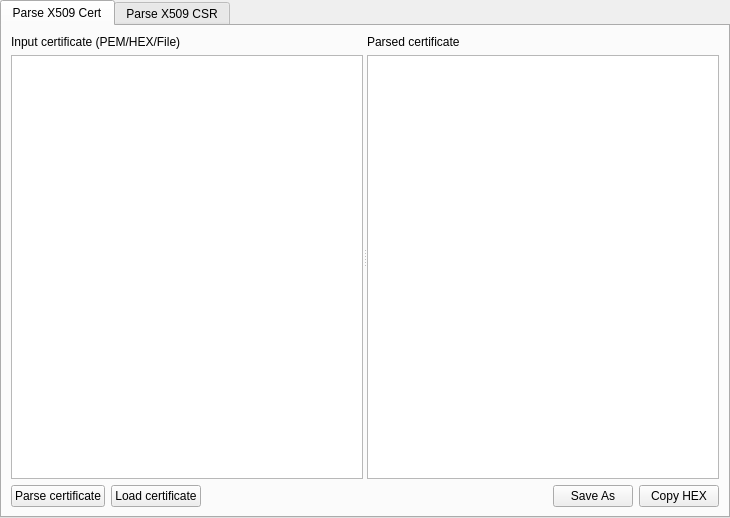
This is ui/Certificates/UiCertificates.ui in caffedrine/CryptoPocketKnife as Qt 5 draws it before an edit. The edited form follows.
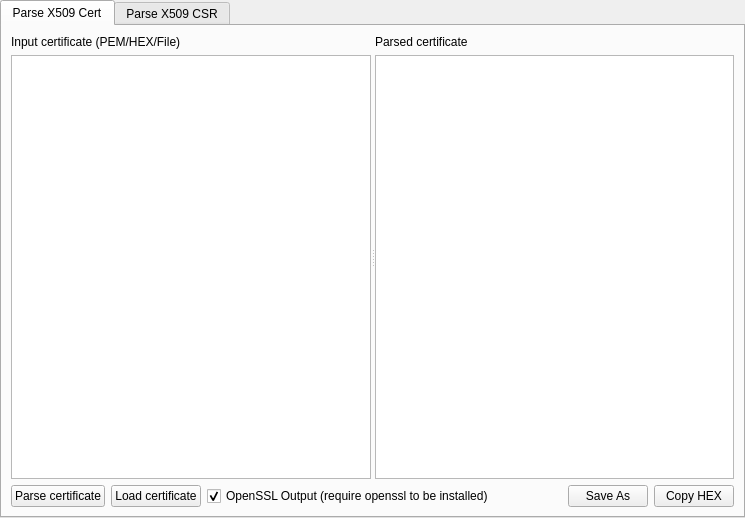
This is the edited form. Custom widgets are drawn as their Qt base class.

Commit message: Update certificates parsers

```diff
--- a/ui/Certificates/UiCertificates.ui
+++ b/ui/Certificates/UiCertificates.ui
@@ -6,7 +6,7 @@
    <rect>
     <x>0</x>
     <y>0</y>
-    <width>730</width>
+    <width>745</width>
     <height>518</height>
    </rect>
   </property>
@@ -36,7 +36,27 @@
        <string>Parse X509 Cert</string>
       </attribute>
       <layout class="QGridLayout" name="gridLayout_3">
-       <item row="0" column="0" colspan="5">
+       <item row="1" column="1">
+        <widget class="QPushButton" name="pushButton_certificates_Parse_LoadCertificate">
+         <property name="text">
+          <string>Load certificate</string>
+         </property>
+        </widget>
+       </item>
+       <item row="1" column="3">
+        <spacer name="horizontalSpacer_2">
+         <property name="orientation">
+          <enum>Qt::Horizontal</enum>
+         </property>
+         <property name="sizeHint" stdset="0">
+          <size>
+           <width>349</width>
+           <height>20</height>
+          </size>
+         </property>
+        </spacer>
+       </item>
+       <item row="0" column="0" colspan="6">
         <widget class="QSplitter" name="splitter_2">
          <property name="orientation">
           <enum>Qt::Horizontal</enum>
@@ -80,6 +100,13 @@
          </widget>
         </widget>
        </item>
+       <item row="1" column="4">
+        <widget class="QPushButton" name="pushButton_certificates_Parse_ExportCRT">
+         <property name="text">
+          <string>Save As</string>
+         </property>
+        </widget>
+       </item>
        <item row="1" column="0">
         <widget class="QPushButton" name="pushButton_certificates_Parse_ParseCertificate">
          <property name="text">
@@ -87,40 +114,23 @@
          </property>
         </widget>
        </item>
-       <item row="1" column="1">
-        <widget class="QPushButton" name="pushButton_certificates_Parse_LoadCertificate">
-         <property name="text">
-          <string>Load certificate</string>
-         </property>
-        </widget>
-       </item>
-       <item row="1" column="2">
-        <spacer name="horizontalSpacer_2">
-         <property name="orientation">
-          <enum>Qt::Horizontal</enum>
-         </property>
-         <property name="sizeHint" stdset="0">
-          <size>
-           <width>349</width>
-           <height>20</height>
-          </size>
-         </property>
-        </spacer>
-       </item>
-       <item row="1" column="3">
-        <widget class="QPushButton" name="pushButton_certificates_Parse_ExportCRT">
-         <property name="text">
-          <string>Save As</string>
-         </property>
-        </widget>
-       </item>
-       <item row="1" column="4">
+       <item row="1" column="5">
         <widget class="QPushButton" name="pushButton_certificates_Parse_CopyCertHEX">
          <property name="text">
           <string>Copy HEX</string>
          </property>
         </widget>
        </item>
+       <item row="1" column="2">
+        <widget class="QCheckBox" name="checkBox_CertOpensslOutput">
+         <property name="text">
+          <string>OpenSSL Output (require openssl to be installed)</string>
+         </property>
+         <property name="checked">
+          <bool>true</bool>
+         </property>
+        </widget>
+       </item>
       </layout>
      </widget>
      <widget class="QWidget" name="tabName_Certificates_X25519_ParseCSR">
```
Left out of the diff: 30 changed lines with no effect on the pictures. The commit also changes 2 other files.
